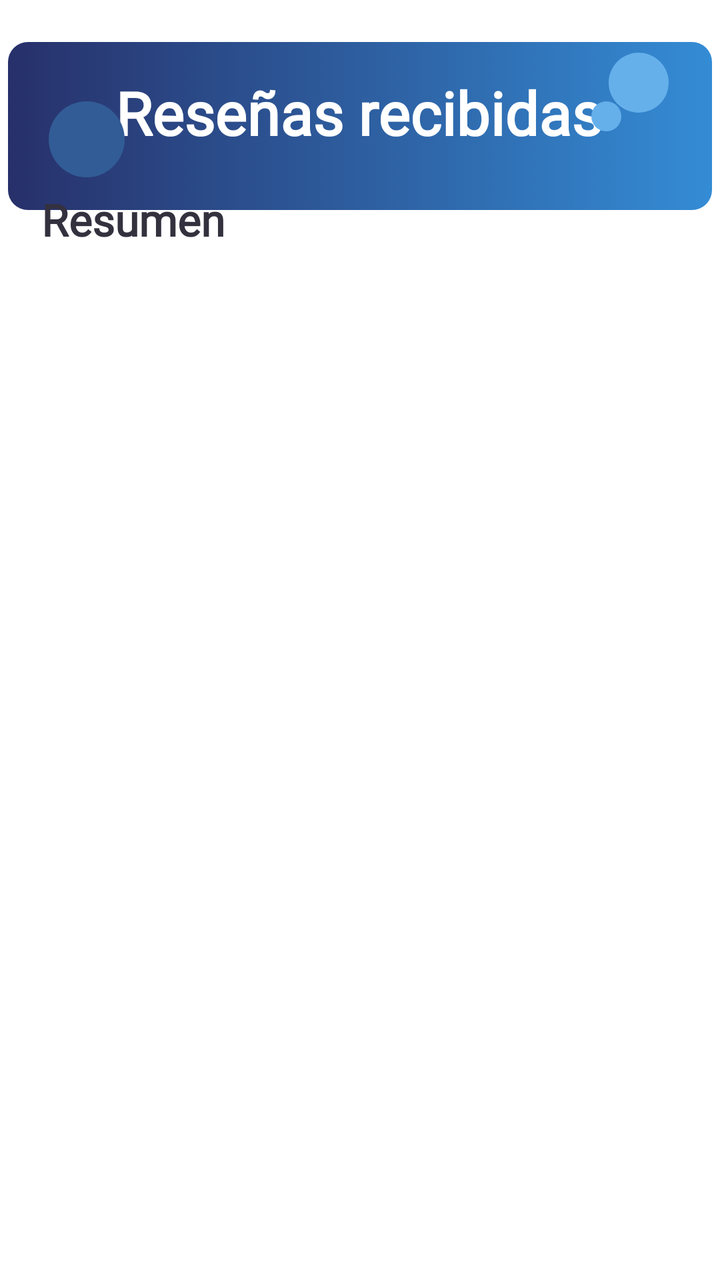
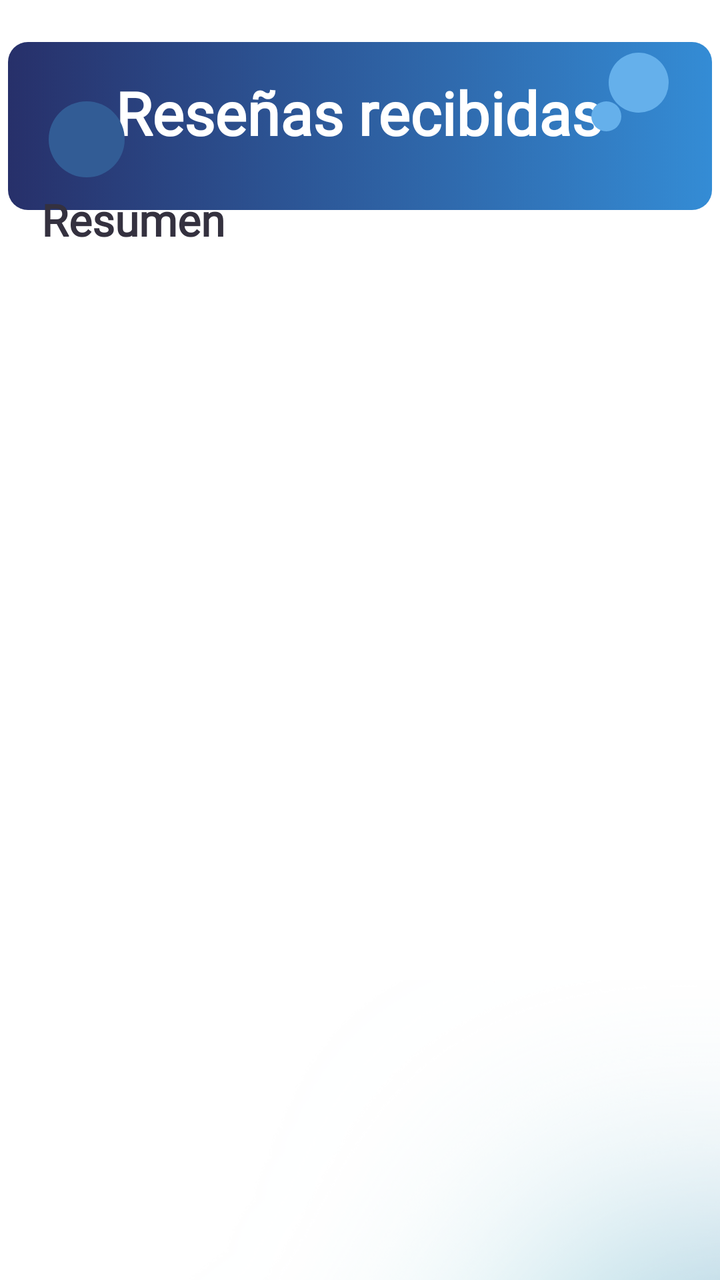

The first picture is an Android layout as it rendered before a commit; the second is the same layout after the commit. The layout source and the unified diff follow.
<!-- AndroidManifest.xml: application theme Theme.OnePetApp.NoActionBar -->
<!-- res/layout/fragment_mis_resenas.xml -->
<?xml version="1.0" encoding="utf-8"?>
<FrameLayout xmlns:android="http://schemas.android.com/apk/res/android"
    xmlns:app="http://schemas.android.com/apk/res-auto"
    xmlns:tools="http://schemas.android.com/tools"
    android:layout_width="match_parent"
    android:layout_height="match_parent"
    tools:context=".misResenas">

    <androidx.constraintlayout.widget.ConstraintLayout
        android:layout_width="match_parent"
        android:layout_height="match_parent">

        <androidx.recyclerview.widget.RecyclerView
            android:id="@+id/rcvMisResenas"
            android:layout_width="390dp"
            android:layout_height="628dp"
            app:layout_constraintBottom_toBottomOf="parent"
            app:layout_constraintEnd_toEndOf="parent"
            app:layout_constraintHorizontal_bias="0.428"
            app:layout_constraintStart_toStartOf="parent"
            app:layout_constraintTop_toTopOf="parent"
            app:layout_constraintVertical_bias="1.0" />

        <ImageView
            android:id="@+id/imageView132"
            android:layout_width="352dp"
            android:layout_height="84dp"
            android:src="@drawable/recmisresenas"
            app:layout_constraintBottom_toBottomOf="parent"
            app:layout_constraintEnd_toEndOf="parent"
            app:layout_constraintHorizontal_bias="0.487"
            app:layout_constraintStart_toStartOf="parent"
            app:layout_constraintTop_toTopOf="parent"
            app:layout_constraintVertical_bias="0.038" />

        <TextView
            android:id="@+id/textView20"
            android:layout_width="wrap_content"
            android:layout_height="wrap_content"
            android:fontFamily="@font/alata"
            android:text="Reseñas recibidas"
            android:textColor="#FFFFFF"
            android:textSize="30sp"
            android:textStyle="bold"
            app:layout_constraintBottom_toBottomOf="parent"
            app:layout_constraintEnd_toEndOf="parent"
            app:layout_constraintHorizontal_bias="0.496"
            app:layout_constraintStart_toStartOf="parent"
            app:layout_constraintTop_toTopOf="parent"
            app:layout_constraintVertical_bias="0.06" />

        <ImageView
            android:id="@+id/imageView133"
            android:layout_width="38dp"
            android:layout_height="38dp"
            android:src="@drawable/circuloop1"
            app:layout_constraintBottom_toBottomOf="@+id/rcvMisResenas"
            app:layout_constraintEnd_toEndOf="parent"
            app:layout_constraintHorizontal_bias="0.076"
            app:layout_constraintStart_toStartOf="parent"
            app:layout_constraintTop_toTopOf="parent"
            app:layout_constraintVertical_bias="0.084" />

        <ImageView
            android:id="@+id/imageView137"
            android:layout_width="30dp"
            android:layout_height="30dp"
            android:src="@drawable/circuloop3"
            app:layout_constraintBottom_toBottomOf="parent"
            app:layout_constraintEnd_toEndOf="parent"
            app:layout_constraintHorizontal_bias="0.922"
            app:layout_constraintStart_toStartOf="parent"
            app:layout_constraintTop_toTopOf="parent"
            app:layout_constraintVertical_bias="0.043" />

        <ImageView
            android:id="@+id/imageView142"
            android:layout_width="15dp"
            android:layout_height="15dp"
            android:src="@drawable/circuloop3"
            app:layout_constraintBottom_toBottomOf="parent"
            app:layout_constraintEnd_toEndOf="parent"
            app:layout_constraintHorizontal_bias="0.857"
            app:layout_constraintStart_toStartOf="parent"
            app:layout_constraintTop_toTopOf="parent"
            app:layout_constraintVertical_bias="0.081" />

        <TextView
            android:id="@+id/textView22"
            android:layout_width="254dp"
            android:layout_height="43dp"
            android:fontFamily="@font/alata"
            android:text="Resumen"
            android:textAlignment="textStart"
            android:textColor="#34313F"
            android:textSize="22sp"
            android:textStyle="bold"
            app:layout_constraintBottom_toBottomOf="@+id/rcvMisResenas"
            app:layout_constraintEnd_toEndOf="parent"
            app:layout_constraintHorizontal_bias="0.194"
            app:layout_constraintStart_toStartOf="parent"
            app:layout_constraintTop_toTopOf="parent"
            app:layout_constraintVertical_bias="0.159" />

        <ImageView
            android:id="@+id/imageView143"
            android:layout_width="113dp"
            android:layout_height="120dp"
            android:layout_marginEnd="288dp"
            android:layout_marginBottom="720dp"
            android:rotation="40"
            android:rotationY="0"
            android:src="@drawable/blobw2"
            app:layout_constraintBottom_toBottomOf="parent"
            app:layout_constraintEnd_toEndOf="parent" />
    </androidx.constraintlayout.widget.ConstraintLayout>
</FrameLayout>
<!-- resources referenced by this layout -->
<resources>
  <!-- drawable blobw2: png bitmap (drawable, 18001 bytes) -->
  <!-- drawable circuloop1 (drawable) -->
  <?xml version="1.0" encoding="utf-8"?>
  <selector xmlns:android="http://schemas.android.com/apk/res/android">
      <item>
          <shape>
              <gradient
                  android:startColor="#325c95"
                  android:endColor="#325c95">
              </gradient>
              <corners android:radius="1000dp"></corners>
          </shape>
      </item>
  </selector>
  <!-- drawable circuloop3 (drawable) -->
  <?xml version="1.0" encoding="utf-8"?>
  <selector xmlns:android="http://schemas.android.com/apk/res/android">
      <item>
          <shape>
              <gradient
                  android:startColor="#65b0eb"
                  android:endColor="#65b0eb">
              </gradient>
              <corners android:radius="1000dp"></corners>
          </shape>
      </item>
  </selector>
  <!-- drawable recmisresenas (drawable) -->
  <?xml version="1.0" encoding="utf-8"?>
  <selector xmlns:android="http://schemas.android.com/apk/res/android">
      <item>
          <shape>
              <gradient
                  android:startColor="#27306A"
                  android:endColor="#348cd5">
              </gradient>
              <corners android:radius="10dp"></corners>
          </shape>
      </item>
  </selector>
  <style name="Theme.OnePetApp.NoActionBar">
          <item name="windowActionBar">false</item>
          <item name="windowNoTitle">true</item>
      </style>
</resources>

<!-- the commit's change to res/layout/fragment_mis_resenas.xml (unified diff, before → after) -->
@@ -113,5 +113,15 @@
             android:src="@drawable/blobw2"
             app:layout_constraintBottom_toBottomOf="parent"
             app:layout_constraintEnd_toEndOf="parent" />
+
+        <ImageView
+            android:id="@+id/imageView254"
+            android:layout_width="342dp"
+            android:layout_height="410dp"
+            android:layout_marginStart="84dp"
+            android:layout_marginTop="456dp"
+            android:src="@drawable/degcelest"
+            app:layout_constraintStart_toStartOf="parent"
+            app:layout_constraintTop_toTopOf="parent" />
     </androidx.constraintlayout.widget.ConstraintLayout>
 </FrameLayout>
<!-- resource entries referenced after the edit -->
@@ -27,6 +27,7 @@
           </shape>
       </item>
   </selector>
+  <!-- drawable degcelest: png bitmap (drawable, 239595 bytes) -->
   <!-- drawable recmisresenas (drawable) -->
   <?xml version="1.0" encoding="utf-8"?>
   <selector xmlns:android="http://schemas.android.com/apk/res/android">
